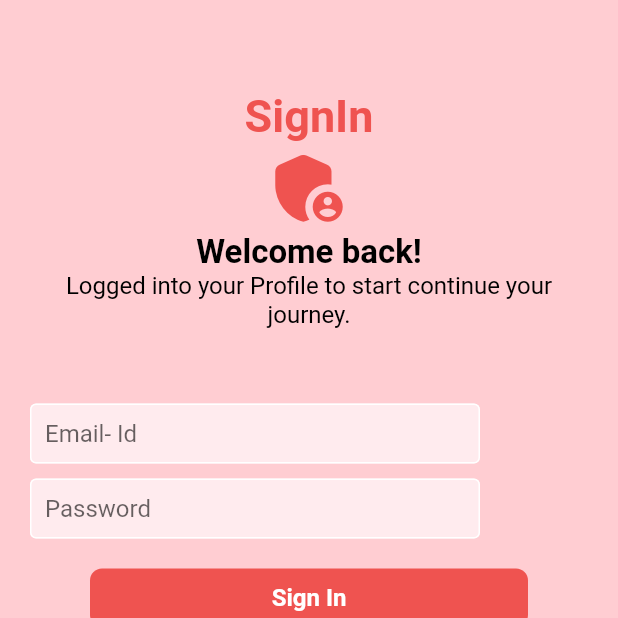
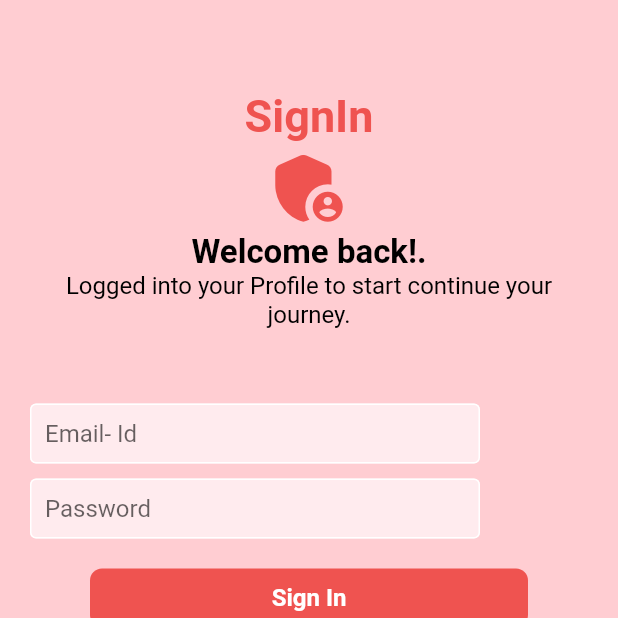
Before and after one commit to Vivek0o/BloodBank, a Flutter app: the screen it shows after launch, after a tap on the "arrow forward" icon, on a phone screen of 412 x 824 dp, the top half of it. Run offline on Flutter 3.47's test engine with Material 2 defaults, Android fonts, the phone set to English and light mode, and no system bars; our stand-ins replace firebase_auth, firebase_core, pinput; accounts and stored records are empty.

Commit message:
minor changes

```diff
--- a/lib/Screens/SignIn_screen.dart
+++ b/lib/Screens/SignIn_screen.dart
@@ -27,7 +27,7 @@ class SignIn extends StatelessWidget {
                 children: [
                   AppLargeText(text: "SignIn", size: 30,color: Colors.red.shade400),
                   Icon(Icons.admin_panel_settings_rounded, color: Colors.red.shade400, size: 60,),
-                  AppLargeText(text: "Welcome back!"),
+                  AppLargeText(text: "Welcome back!."),
                   AppSmalltext(text: "Logged into your Profile to start continue your journey."),
                 ],
               ),
```
